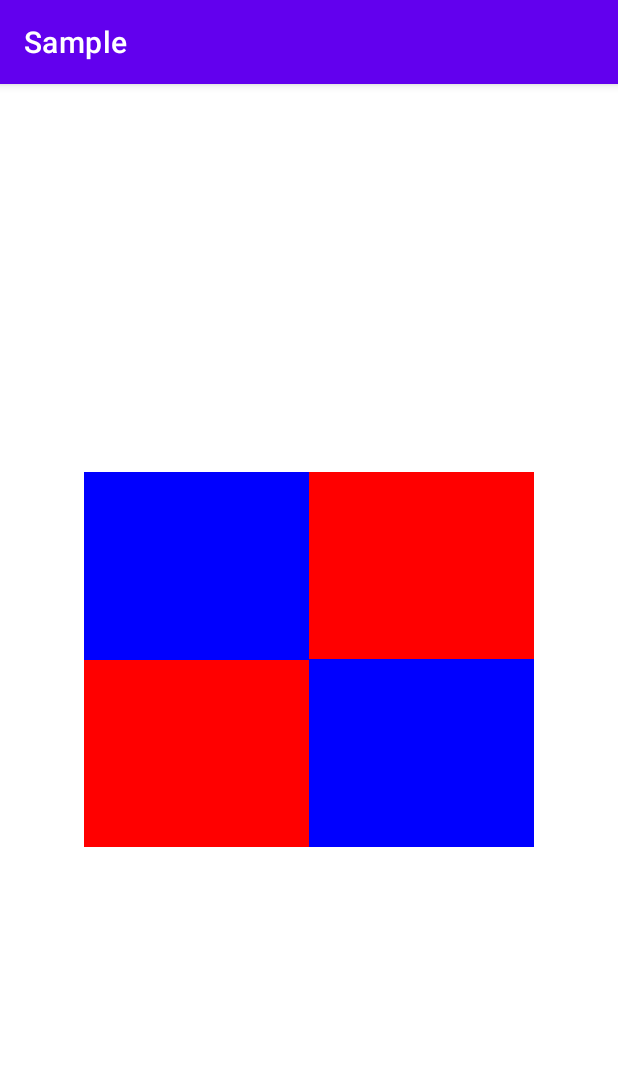
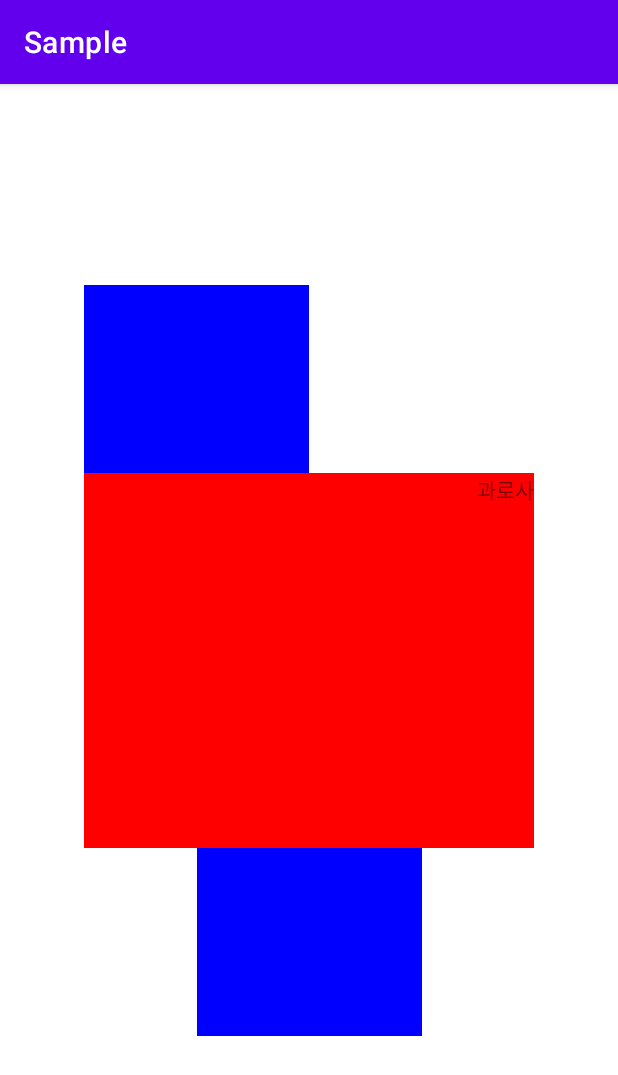
Before and after one commit to hjnsjd/Sample01, an Android app: the screen it shows after launch (MainActivity), on a phone screen of 412 x 824 dp. Shown: the top 1075 px of the screen. Run offline under Robolectric (Android 15) with nearby library versions, the phone set to English and light mode, and no system bars; our stand-ins replace data binding.

Commit message:
210606_Sample01
constraint layout

```diff
--- a/app/src/main/java/com/hjnsjd/sample/MainActivity.kt
+++ b/app/src/main/java/com/hjnsjd/sample/MainActivity.kt
@@ -1,6 +1,7 @@
 package com.hjnsjd.sample
 
 import android.content.Context
+import android.graphics.Color
 import androidx.appcompat.app.AppCompatActivity
 import android.os.Bundle
 import android.util.Log
@@ -25,9 +26,12 @@ class MainActivity : AppCompatActivity() {
 
 //        val textView: TextView = findViewById(R.id.textView)
 //        textView.text = "김형진"
+//        binding.textview.setTextColor(Color.BLUE)
+//        binding.textview.
 
-        var a="과로사"
-        binding.textView.text = a
+
+//        var a="과로사"
+//        binding.view1
 
 
     }
--- a/app/src/main/res/layout/activity_main.xml
+++ b/app/src/main/res/layout/activity_main.xml
@@ -8,33 +8,48 @@
             type="com.hjnsjd.sample.MainActivity" />
     </data>
 
-    <RelativeLayout
+    <androidx.constraintlayout.widget.ConstraintLayout
         android:layout_width="match_parent"
         android:layout_height="match_parent">
+
+
 
         <View
             android:id="@+id/view1"
             android:layout_width="300dp"
             android:layout_height="250dp"
             android:background="#ff0000"
-            android:layout_centerInParent="true"
+            app:layout_constraintStart_toStartOf="parent"
+            app:layout_constraintEnd_toEndOf="parent"
+            app:layout_constraintTop_toTopOf="parent"
+            app:layout_constraintBottom_toBottomOf="parent"/>
 
-            />
 
         <View
+            android:id="@+id/view2"
             android:layout_width="150dp"
             android:layout_height="125dp"
-            android:layout_alignStart="@+id/view1"
-            android:layout_alignTop="@+id/view1"
-            android:background="#0000ff"/>
+            android:background="#0000ff"
+            app:layout_constraintStart_toStartOf="@id/view1"
+            app:layout_constraintBottom_toTopOf="@id/view1"/>
 
         <View
+            android:id="@+id/view3"
             android:layout_width="150dp"
             android:layout_height="125dp"
-            android:layout_alignBottom="@+id/view1"
-            android:layout_alignEnd="@+id/view1"
-            android:background="#0000ff"/>
+            android:background="#0000ff"
+            app:layout_constraintTop_toBottomOf="@id/view1"
+            app:layout_constraintStart_toStartOf="@id/view1"
+            app:layout_constraintEnd_toEndOf="@id/view1"/>
+
+        <TextView
+            android:id="@+id/textview"
+            android:layout_width="wrap_content"
+            android:layout_height="wrap_content"
+            android:text="과로사"
+            app:layout_constraintEnd_toEndOf="@id/view1"
+            app:layout_constraintTop_toTopOf="@id/view1"/>
 
 
-    </RelativeLayout>
+    </androidx.constraintlayout.widget.ConstraintLayout>
 </layout>
```
